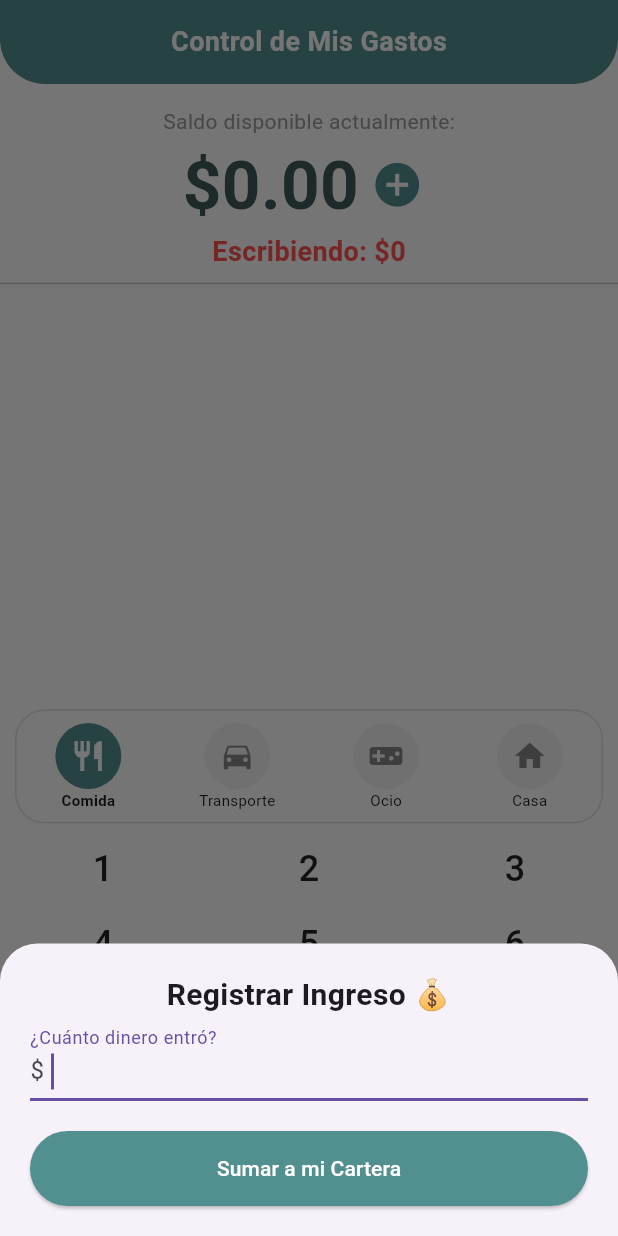
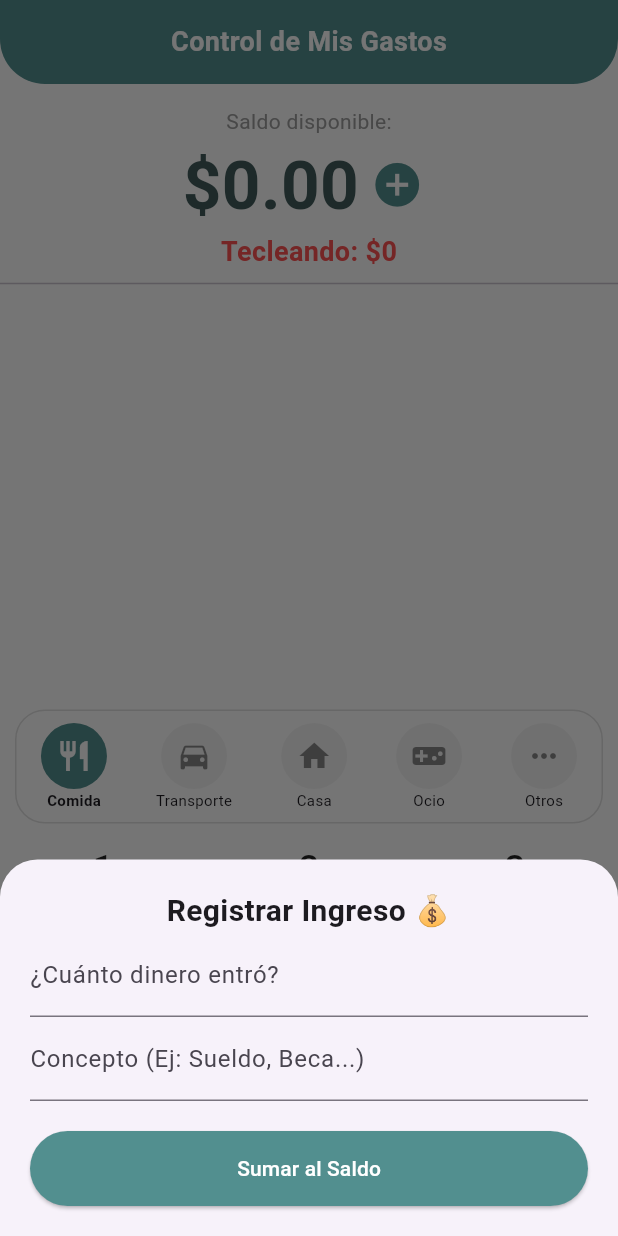
Before and after one commit to HectorVR64/prototipoapp, a Flutter app: the screen it shows after launch, after a tap on the "add circle" icon, on a phone screen of 412 x 824 dp. Run offline on Flutter 3.47's test engine with Material 3 defaults, Android fonts, the phone set to English and light mode, and no system bars; our stand-ins replace hive_flutter; accounts and stored records are empty.

Commit message:
Agre que cada gasto y ingreso pudieras escribir de que fue el gasto y tambien agregue lo de la base de datos

```diff
--- a/lib/main.dart
+++ b/lib/main.dart
@@ -1,6 +1,16 @@
 import 'package:flutter/material.dart';
+import 'package:hive_flutter/hive_flutter.dart';
 
-void main() => runApp(const MiAppFinanzas());
+void main() async {
+  // Inicialización de la base de datos local
+  WidgetsFlutterBinding.ensureInitialized();
+  await Hive.initFlutter();
+
+  // Abrimos la "caja" para persistencia de datos
+  await Hive.openBox('caja_finanzas');
+
+  runApp(const MiAppFinanzas());
+}
 
 class MiAppFinanzas extends StatelessWidget {
   const MiAppFinanzas({super.key});
@@ -26,13 +36,50 @@ class _EstadoDeMiPantalla extends State<PantallaDelPrototipo> {
   // --- VARIABLES DE ESTADO ---
   double _dineroTotalEnCuenta = 0.0;
   String _numeroQueEstoyEscribiendo = "0";
-
   String _nombreCategoriaElegida = "Comida";
   IconData _iconoCategoriaElegida = Icons.restaurant;
 
-  final List<Map<String, dynamic>> _listaDeMovimientos = [];
+  final _miCaja = Hive.box('caja_finanzas');
+  List<Map<String, dynamic>> _listaDeMovimientos = [];
 
-  // --- FUNCIONES DE LÓGICA ---
+  @override
+  void initState() {
+    super.initState();
+    _cargarDatosDeLaMemoria();
+  }
+
+  // --- LÓGICA DE BASE DE DATOS ---
+
+  void _cargarDatosDeLaMemoria() {
+    final datosGuardados = _miCaja.get('historial', defaultValue: []);
+    setState(() {
+      _listaDeMovimientos = List<Map<String, dynamic>>.from(
+        datosGuardados.map((item) => Map<String, dynamic>.from(item))
+      );
+      _recalculateSaldo();
+    });
+  }
+
+  void _recalculateSaldo() {
+    double saldoTemporal = 0.0;
+    for (var movimiento in _listaDeMovimientos) {
+      double monto = movimiento['monto'];
+      if (movimiento['esGasto']) {
+        saldoTemporal -= monto;
+      } else {
+        saldoTemporal += monto;
+      }
+    }
+    _dineroTotalEnCuenta = saldoTemporal;
+  }
+
+  void _guardarPermanentemente() {
+    _miCaja.put('historial', _listaDeMovimientos);
+    _recalculateSaldo();
+    setState(() {});
+  }
+
+  // --- LÓGICA DE INTERFAZ ---
 
   void _seleccionarNuevaCategoria(String nombre, IconData icono) {
     setState(() {
@@ -45,10 +92,7 @@ class _EstadoDeMiPantalla extends State<PantallaDelPrototipo> {
     setState(() {
       if (valorTecla == "⌫") {
         if (_numeroQueEstoyEscribiendo.length > 1) {
-          _numeroQueEstoyEscribiendo = _numeroQueEstoyEscribiendo.substring(
-            0,
-            _numeroQueEstoyEscribiendo.length - 1,
-          );
+          _numeroQueEstoyEscribiendo = _numeroQueEstoyEscribiendo.substring(0, _numeroQueEstoyEscribiendo.length - 1);
         } else {
           _numeroQueEstoyEscribiendo = "0";
         }
@@ -60,128 +104,122 @@ class _EstadoDeMiPantalla extends State<PantallaDelPrototipo> {
     });
   }
 
-  void _finalizarYRegistrarGasto() {
+  void _finalizarYRegistrarGasto() async {
     double cantidadAGastar = double.tryParse(_numeroQueEstoyEscribiendo) ?? 0;
     if (cantidadAGastar <= 0) return;
 
+    // Diálogo para especificar detalle (Siempre se pregunta ahora)
+    String? detalleIngresado = await _pedirEspecificacion(
+      "Detalle de $_nombreCategoriaElegida",
+      "¿En qué gastaste exactamente?"
+    );
+
+    String especificacionFinal = (detalleIngresado == null || detalleIngresado.trim().isEmpty)
+        ? _nombreCategoriaElegida
+        : detalleIngresado;
+
     setState(() {
-      _dineroTotalEnCuenta -= cantidadAGastar;
       _listaDeMovimientos.insert(0, {
-        "texto": "$_nombreCategoriaElegida \$$cantidadAGastar",
+        "texto": "$especificacionFinal \$$cantidadAGastar",
         "monto": cantidadAGastar,
-        "icono": _iconoCategoriaElegida,
+        "icono": _iconoCategoriaElegida.codePoint,
         "esGasto": true,
       });
       _numeroQueEstoyEscribiendo = "0";
+      _guardarPermanentemente();
     });
   }
 
-  // FUNCIÓN PARA ELIMINAR REGISTRO
+  Future<String?> _pedirEspecificacion(String titulo, String sugerencia) {
+    TextEditingController controlador = TextEditingController();
+    return showDialog<String>(
+      context: context,
+      barrierDismissible: false,
+      builder: (context) => AlertDialog(
+        title: Text(titulo),
+        content: TextField(
+          controller: controlador,
+          autofocus: true,
+          textCapitalization: TextCapitalization.sentences,
+          decoration: InputDecoration(hintText: sugerencia)
+        ),
+        actions: [
+          TextButton(onPressed: () => Navigator.pop(context, ""), child: const Text("Omitir")),
+          ElevatedButton(
+            style: ElevatedButton.styleFrom(backgroundColor: const Color(0xFF528F8F)),
+            onPressed: () => Navigator.pop(context, controlador.text),
+            child: const Text("Guardar", style: TextStyle(color: Colors.white))
+          ),
+        ],
+      ),
+    );
+  }
+
   void _eliminarRegistro(int indice) {
-    final movimiento = _listaDeMovimientos[indice];
-    double monto = movimiento["monto"];
-    bool esGasto = movimiento["esGasto"];
-
     setState(() {
-      if (esGasto) {
-        _dineroTotalEnCuenta += monto; // Reembolsar
-      } else {
-        _dineroTotalEnCuenta -= monto; // Quitar ingreso
-      }
       _listaDeMovimientos.removeAt(indice);
+      _guardarPermanentemente();
     });
   }
 
-  // --- NUEVA FUNCIÓN: MENÚ ESTILO WHATSAPP ---
-  void _mostrarMenuOpciones(
-    BuildContext contexto,
-    Offset posicionGlobal,
-    int indice,
-  ) async {
+  void _mostrarMenuOpciones(BuildContext contexto, Offset posicionGlobal, int indice) async {
     final resultado = await showMenu(
       context: contexto,
-      position: RelativeRect.fromLTRB(
-        posicionGlobal.dx,
-        posicionGlobal.dy,
-        posicionGlobal.dx + 1,
-        posicionGlobal.dy + 1,
-      ),
+      position: RelativeRect.fromLTRB(posicionGlobal.dx, posicionGlobal.dy, posicionGlobal.dx + 1, posicionGlobal.dy + 1),
       items: [
         const PopupMenuItem(
           value: 'eliminar',
-          child: Row(
-            children: [
-              Icon(Icons.delete, color: Colors.red),
-              SizedBox(width: 10),
-              Text("Eliminar", style: TextStyle(color: Colors.red)),
-            ],
-          ),
+          child: Row(children: [Icon(Icons.delete, color: Colors.red), SizedBox(width: 10), Text("Eliminar")])
         ),
       ],
     );
-
-    if (resultado == 'eliminar') {
-      _eliminarRegistro(indice);
-    }
+    if (resultado == 'eliminar') _eliminarRegistro(indice);
   }
 
   void _abrirPanelDeIngreso() {
-    TextEditingController controladorDeTexto = TextEditingController();
+    TextEditingController controladorMonto = TextEditingController();
+    TextEditingController controladorNota = TextEditingController();
+
     showModalBottomSheet(
       context: context,
       isScrollControlled: true,
-      shape: const RoundedRectangleBorder(
-        borderRadius: BorderRadius.vertical(top: Radius.circular(25)),
-      ),
+      shape: const RoundedRectangleBorder(borderRadius: BorderRadius.vertical(top: Radius.circular(25))),
       builder: (context) => Padding(
-        padding: EdgeInsets.only(
-          bottom: MediaQuery.of(context).viewInsets.bottom,
-          top: 20,
-          left: 20,
-          right: 20,
-        ),
+        padding: EdgeInsets.only(bottom: MediaQuery.of(context).viewInsets.bottom, top: 20, left: 20, right: 20),
         child: Column(
           mainAxisSize: MainAxisSize.min,
           children: [
-            const Text(
-              "Registrar Ingreso 💰",
-              style: TextStyle(fontSize: 20, fontWeight: FontWeight.bold),
+            const Text("Registrar Ingreso 💰", style: TextStyle(fontSize: 20, fontWeight: FontWeight.bold)),
+            TextField(
+              controller: controladorMonto,
+              keyboardType: TextInputType.number,
+              decoration: const InputDecoration(labelText: "¿Cuánto dinero entró?", prefixText: "\$ ")
             ),
             TextField(
-              controller: controladorDeTexto,
-              keyboardType: TextInputType.number,
-              autofocus: true,
-              decoration: const InputDecoration(
-                labelText: "¿Cuánto dinero entró?",
-                prefixText: "\$ ",
-              ),
+              controller: controladorNota,
+              textCapitalization: TextCapitalization.sentences,
+              decoration: const InputDecoration(labelText: "Concepto (Ej: Sueldo, Beca...)")
             ),
             const SizedBox(height: 20),
             ElevatedButton(
-              style: ElevatedButton.styleFrom(
-                backgroundColor: const Color(0xFF528F8F),
-                minimumSize: const Size(double.infinity, 50),
-              ),
+              style: ElevatedButton.styleFrom(backgroundColor: const Color(0xFF528F8F), minimumSize: const Size(double.infinity, 50)),
               onPressed: () {
-                double montoEntrante =
-                    double.tryParse(controladorDeTexto.text) ?? 0;
-                if (montoEntrante > 0) {
+                double monto = double.tryParse(controladorMonto.text) ?? 0;
+                String nota = controladorNota.text.isEmpty ? "Ingreso" : controladorNota.text;
+                if (monto > 0) {
                   setState(() {
-                    _dineroTotalEnCuenta += montoEntrante;
                     _listaDeMovimientos.insert(0, {
-                      "texto": "Ingreso: +\$$montoEntrante",
-                      "monto": montoEntrante,
-                      "icono": Icons.add_card,
+                      "texto": "$nota: +\$$monto",
+                      "monto": monto,
+                      "icono": Icons.add_card.codePoint,
                       "esGasto": false,
                     });
+                    _guardarPermanentemente();
                   });
                   Navigator.pop(context);
                 }
               },
-              child: const Text(
-                "Sumar a mi Cartera",
-                style: TextStyle(color: Colors.white),
-              ),
+              child: const Text("Sumar al Saldo", style: TextStyle(color: Colors.white)),
             ),
             const SizedBox(height: 20),
           ],
@@ -197,82 +235,32 @@ class _EstadoDeMiPantalla extends State<PantallaDelPrototipo> {
       body: SafeArea(
         child: Column(
           children: [
-            // 1. Barra Superior
             Container(
               padding: const EdgeInsets.all(15),
-              decoration: const BoxDecoration(
-                color: Color(0xFF528F8F),
-                borderRadius: BorderRadius.vertical(
-                  bottom: Radius.circular(30),
+              decoration: const BoxDecoration(color: Color(0xFF528F8F), borderRadius: BorderRadius.vertical(bottom: Radius.circular(30))),
+              child: const Center(child: Text("Control de Mis Gastos", style: TextStyle(color: Colors.white, fontSize: 18, fontWeight: FontWeight.bold))),
             ),
-              ),
-              child: const Center(
-                child: Text(
-                  "Control de Mis Gastos",
-                  style: TextStyle(
-                    color: Colors.white,
-                    fontSize: 18,
-                    fontWeight: FontWeight.bold,
-                  ),
-                ),
-              ),
-            ),
-
-            // 2. Sección Central
             Expanded(
               child: Column(
                 children: [
                   const SizedBox(height: 15),
-                  const Text(
-                    "Saldo disponible actualmente:",
-                    style: TextStyle(color: Colors.grey),
-                  ),
+                  const Text("Saldo disponible:", style: TextStyle(color: Colors.grey)),
                   Row(
                     mainAxisAlignment: MainAxisAlignment.center,
                     children: [
-                      Text(
-                        "\$${_dineroTotalEnCuenta.toStringAsFixed(2)}",
-                        style: const TextStyle(
-                          fontSize: 45,
-                          fontWeight: FontWeight.bold,
-                          color: Color(0xFF425C5C),
-                        ),
-                      ),
-                      IconButton(
-                        onPressed: _abrirPanelDeIngreso,
-                        icon: const Icon(
-                          Icons.add_circle,
-                          color: Color(0xFF528F8F),
-                          size: 35,
-                        ),
-                      ),
+                      Text("\$${_dineroTotalEnCuenta.toStringAsFixed(2)}", style: const TextStyle(fontSize: 45, fontWeight: FontWeight.bold, color: Color(0xFF425C5C))),
+                      IconButton(onPressed: _abrirPanelDeIngreso, icon: const Icon(Icons.add_circle, color: Color(0xFF528F8F), size: 35)),
                     ],
                   ),
-                  Text(
-                    "Escribiendo: \$$_numeroQueEstoyEscribiendo",
-                    style: const TextStyle(
-                      fontSize: 18,
-                      color: Colors.redAccent,
-                      fontWeight: FontWeight.bold,
-                    ),
-                  ),
+                  Text("Tecleando: \$$_numeroQueEstoyEscribiendo", style: const TextStyle(fontSize: 18, color: Colors.redAccent, fontWeight: FontWeight.bold)),
                   const Divider(),
-
-                  // Listado con interacción mejorada
                   Expanded(
                     child: ListView.builder(
                       padding: const EdgeInsets.symmetric(horizontal: 20),
                       itemCount: _listaDeMovimientos.length,
                       itemBuilder: (context, posicion) {
                         return GestureDetector(
-                          // Detectamos la posición exacta del toque para mostrar el menú ahí
-                          onLongPressStart: (detalles) {
-                            _mostrarMenuOpciones(
-                              context,
-                              detalles.globalPosition,
-                              posicion,
-                            );
-                          },
+                          onLongPressStart: (detalles) => _mostrarMenuOpciones(context, detalles.globalPosition, posicion),
                           child: _dibujarBurbuja(_listaDeMovimientos[posicion]),
                         );
                       },
@@ -281,15 +269,8 @@ class _EstadoDeMiPantalla extends State<PantallaDelPrototipo> {
                 ],
               ),
             ),
-
-            // 3. Barra de Categorías
             _construirBarraDeCategorias(),
-
-            // 4. Teclado
-            WidgetTecladoPropio(
-              alTocarNumero: _logicaDelTeclado,
-              alConfirmarTodo: _finalizarYRegistrarGasto,
-            ),
+            WidgetTecladoPropio(alTocarNumero: _logicaDelTeclado, alConfirmarTodo: _finalizarYRegistrarGasto),
           ],
         ),
       ),
@@ -300,17 +281,15 @@ class _EstadoDeMiPantalla extends State<PantallaDelPrototipo> {
     return Container(
       margin: const EdgeInsets.symmetric(horizontal: 10, vertical: 5),
       padding: const EdgeInsets.symmetric(vertical: 8),
-      decoration: BoxDecoration(
-        border: Border.all(color: Colors.grey.shade300),
-        borderRadius: BorderRadius.circular(20),
-      ),
+      decoration: BoxDecoration(border: Border.all(color: Colors.grey.shade300), borderRadius: BorderRadius.circular(20)),
       child: Row(
         mainAxisAlignment: MainAxisAlignment.spaceAround,
         children: [
           _crearBotonDeIcono(Icons.restaurant, "Comida"),
           _crearBotonDeIcono(Icons.directions_car, "Transporte"),
+          _crearBotonDeIcono(Icons.home, "Casa"),
           _crearBotonDeIcono(Icons.videogame_asset, "Ocio"),
-          _crearBotonDeIcono(Icons.home, "Casa"),
+          _crearBotonDeIcono(Icons.more_horiz, "Otros"),
         ],
       ),
     );
@@ -324,24 +303,10 @@ class _EstadoDeMiPantalla extends State<PantallaDelPrototipo> {
         children: [
           Container(
             padding: const EdgeInsets.all(10),
-            decoration: BoxDecoration(
-              color: seleccionado
-                  ? const Color(0xFF528F8F)
-                  : Colors.grey.shade100,
-              shape: BoxShape.circle,
+            decoration: BoxDecoration(color: seleccionado ? const Color(0xFF528F8F) : Colors.grey.shade100, shape: BoxShape.circle),
+            child: Icon(elIcono, color: seleccionado ? Colors.white : Colors.black45),
           ),
-            child: Icon(
-              elIcono,
-              color: seleccionado ? Colors.white : Colors.black45,
-            ),
-          ),
-          Text(
-            elNombre,
-            style: TextStyle(
-              fontSize: 10,
-              fontWeight: seleccionado ? FontWeight.bold : FontWeight.normal,
-            ),
-          ),
+          Text(elNombre, style: TextStyle(fontSize: 10, fontWeight: seleccionado ? FontWeight.bold : FontWeight.normal)),
         ],
       ),
     );
@@ -354,21 +319,15 @@ class _EstadoDeMiPantalla extends State<PantallaDelPrototipo> {
       child: Container(
         margin: const EdgeInsets.symmetric(vertical: 4),
         padding: const EdgeInsets.all(12),
-        decoration: BoxDecoration(
-          color: esGasto ? const Color(0xFFD2C1B0) : const Color(0xFFB2D7D7),
-          borderRadius: BorderRadius.circular(15),
-        ),
+        decoration: BoxDecoration(color: esGasto ? const Color(0xFFD2C1B0) : const Color(0xFFB2D7D7), borderRadius: BorderRadius.circular(15)),
         child: Row(
           mainAxisSize: MainAxisSize.min,
           children: [
-            if (!esGasto) Icon(datosDeBurbuja["icono"], size: 18),
+            if (!esGasto) Icon(IconData(datosDeBurbuja["icono"], fontFamily: 'MaterialIcons'), size: 18),
             const SizedBox(width: 8),
-            Text(
-              datosDeBurbuja["texto"],
-              style: const TextStyle(fontWeight: FontWeight.w600),
-            ),
+            Text(datosDeBurbuja["texto"], style: const TextStyle(fontWeight: FontWeight.w600)),
             const SizedBox(width: 8),
-            if (esGasto) Icon(datosDeBurbuja["icono"], size: 18),
+            if (esGasto) Icon(IconData(datosDeBurbuja["icono"], fontFamily: 'MaterialIcons'), size: 18),
           ],
         ),
       ),
@@ -376,65 +335,36 @@ class _EstadoDeMiPantalla extends State<PantallaDelPrototipo> {
   }
 }
 
-// --- CLASE DEL TECLADO ---
 class WidgetTecladoPropio extends StatelessWidget {
   final Function(String) alTocarNumero;
   final VoidCallback alConfirmarTodo;
-  const WidgetTecladoPropio({
-    super.key,
-    required this.alTocarNumero,
-    required this.alConfirmarTodo,
-  });
+  const WidgetTecladoPropio({super.key, required this.alTocarNumero, required this.alConfirmarTodo});
 
   @override
   Widget build(BuildContext context) {
-    return Container(
-      padding: const EdgeInsets.only(bottom: 10),
-      child: Column(
+    return Column(
       children: [
         _crearFilaTeclado(['1', '2', '3']),
         _crearFilaTeclado(['4', '5', '6']),
         _crearFilaTeclado(['7', '8', '9']),
         _crearFilaTeclado(['', '0', '⌫']),
         Padding(
-            padding: const EdgeInsets.symmetric(horizontal: 20, vertical: 5),
+          padding: const EdgeInsets.all(10),
           child: ElevatedButton(
             onPressed: alConfirmarTodo,
-              style: ElevatedButton.styleFrom(
-                backgroundColor: const Color(0xFF528F8F),
-                minimumSize: const Size(double.infinity, 50),
-                shape: RoundedRectangleBorder(
-                  borderRadius: BorderRadius.circular(25),
-                ),
-              ),
-              child: const Text(
-                "REGISTRAR GASTO AHORA",
-                style: TextStyle(color: Colors.white, fontSize: 16),
-              ),
+            style: ElevatedButton.styleFrom(backgroundColor: const Color(0xFF528F8F), minimumSize: const Size(double.infinity, 50), shape: RoundedRectangleBorder(borderRadius: BorderRadius.circular(25))),
+            child: const Text("REGISTRAR GASTO AHORA", style: TextStyle(color: Colors.white, fontSize: 16)),
           ),
         ),
       ],
-      ),
     );
   }
 
   Widget _crearFilaTeclado(List<String> listaDeTeclas) {
     return Row(
-      children: listaDeTeclas
-          .map(
-            (caracter) => Expanded(
-              child: TextButton(
-                onPressed: caracter.isEmpty
-                    ? null
-                    : () => alTocarNumero(caracter),
-                child: Text(
-                  caracter,
-                  style: const TextStyle(fontSize: 24, color: Colors.black87),
-                ),
-              ),
-            ),
-          )
-          .toList(),
+      children: listaDeTeclas.map((caracter) => Expanded(
+        child: TextButton(onPressed: caracter.isEmpty ? null : () => alTocarNumero(caracter), child: Text(caracter, style: const TextStyle(fontSize: 24, color: Colors.black87))),
+      )).toList(),
     );
   }
 }
--- a/pubspec.yaml
+++ b/pubspec.yaml
@@ -2,7 +2,7 @@ name: prototipoapp
 description: "A new Flutter project."
 # The following line prevents the package from being accidentally published to
 # pub.dev using `flutter pub publish`. This is preferred for private packages.
-publish_to: 'none' # Remove this line if you wish to publish to pub.dev
+publish_to: "none" # Remove this line if you wish to publish to pub.dev
 
 # The following defines the version and build number for your application.
 # A version number is three numbers separated by dots, like 1.2.43
@@ -30,7 +30,8 @@ environment:
 dependencies:
   flutter:
     sdk: flutter
-
+  hive: ^2.2.3
+  hive_flutter: ^1.1.0
   # The following adds the Cupertino Icons font to your application.
   # Use with the CupertinoIcons class for iOS style icons.
   cupertino_icons: ^1.0.8
@@ -51,7 +52,6 @@ dev_dependencies:
 
 # The following section is specific to Flutter packages.
 flutter:
-
   # The following line ensures that the Material Icons font is
   # included with your application, so that you can use the icons in
   # the material Icons class.
```
Also changed, not shown: pubspec.lock, 2 other files. Lines whose indentation alone changed are shown as unchanged.
